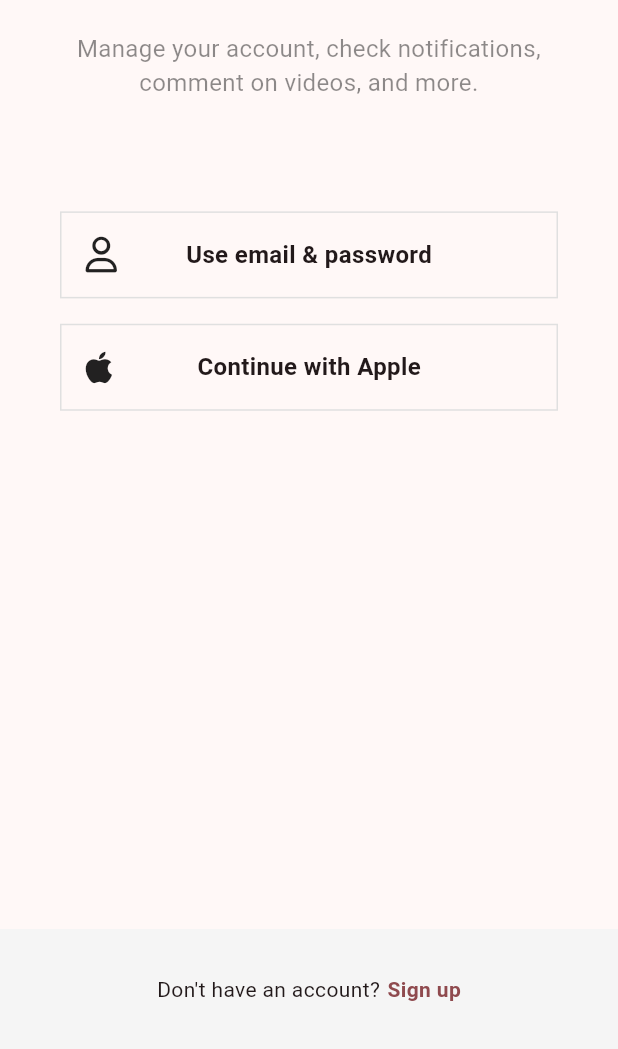
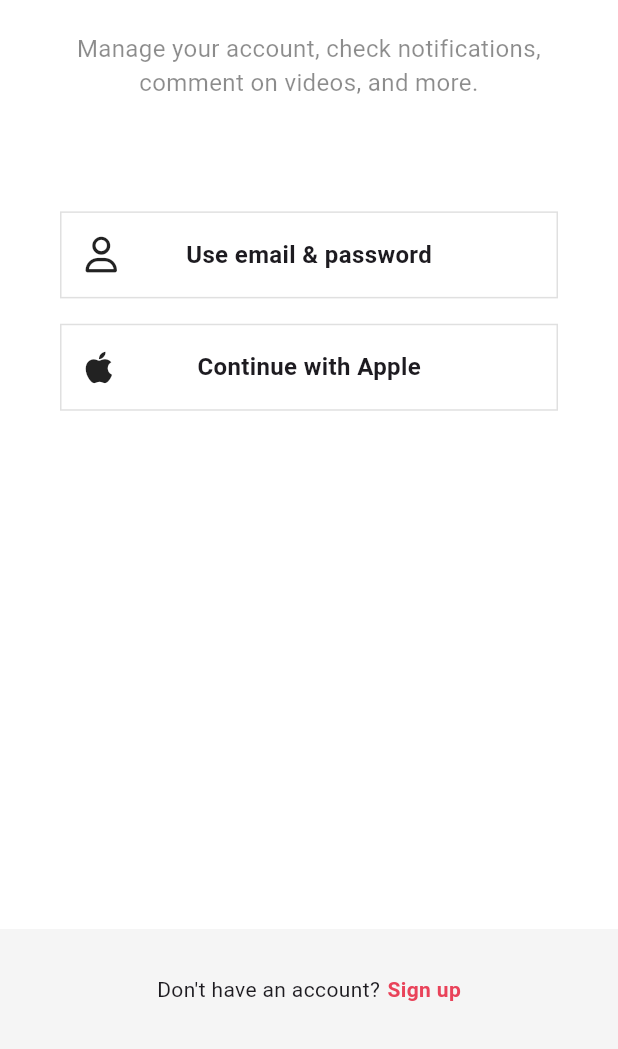
Before and after one commit to sigirace/tiktok_clone_v2, a Flutter app: the screen it shows after launch, after a tap on "Log in", on a phone screen of 412 x 824 dp, the part 187-1236 px from its top. Run offline on Flutter 3.47's test engine with Material 3 defaults, Android fonts, the phone set to English and light mode, and no system bars; our stand-ins replace flutter_screenutil, font_awesome_flutter.

Commit message:
feat: Sign Up Form
- main.dart의 전역 style 설정
- authbutton의 페이지 이동 기능 추가

```diff
--- a/lib/features/authentication/login_screen.dart
+++ b/lib/features/authentication/login_screen.dart
@@ -3,7 +3,7 @@ import 'package:font_awesome_flutter/font_awesome_flutter.dart';
 
 import '../../constants/gaps.dart';
 import '../../constants/sizes.dart';
-import '../../widgets/aut_button.dart';
+import 'widgets/auth_button.dart';
 
 class LoginScreen extends StatelessWidget {
   const LoginScreen({super.key});
--- a/lib/features/authentication/sign_up_screen.dart
+++ b/lib/features/authentication/sign_up_screen.dart
@@ -1,7 +1,9 @@
 import 'package:flutter/material.dart';
 import 'package:font_awesome_flutter/font_awesome_flutter.dart';
+import 'package:tiktok_clone_v2/features/authentication/email_screen.dart';
 import 'package:tiktok_clone_v2/features/authentication/login_screen.dart';
-import 'package:tiktok_clone_v2/widgets/aut_button.dart';
+import 'package:tiktok_clone_v2/features/authentication/username_screen.dart';
+import 'package:tiktok_clone_v2/features/authentication/widgets/auth_button.dart';
 
 import '../../constants/gaps.dart';
 import '../../constants/sizes.dart';
@@ -49,11 +51,13 @@ class SignUpScreen extends StatelessWidget {
               const AuthButton(
                 icon: FaIcon(FontAwesomeIcons.user),
                 text: "Use email & password",
+                widget: EmailScreen(),
               ),
               Gaps.v16,
               const AuthButton(
                 icon: FaIcon(FontAwesomeIcons.apple),
                 text: "Continue with Apple",
+                widget: UsernameScreen(),
               ),
             ],
           ),
--- /dev/null
+++ b/lib/features/authentication/widgets/auth_button.dart
@@ -0,0 +1,67 @@
+import 'package:flutter/material.dart';
+import 'package:font_awesome_flutter/font_awesome_flutter.dart';
+
+import '../../../constants/sizes.dart';
+
+class AuthButton extends StatelessWidget {
+  final String text;
+  final FaIcon icon;
+  final Widget? widget;
+
+  const AuthButton({
+    super.key,
+    required this.text,
+    required this.icon,
+    this.widget,
+  });
+
+  void _onTap(BuildContext context) {
+    if (widget == null) {
+      print("widget is null");
+      return;
+    }
+
+    Navigator.of(context).push(
+      MaterialPageRoute(
+        builder: (context) => widget!,
+      ),
+    );
+  }
+
+  @override
+  Widget build(BuildContext context) {
+    return GestureDetector(
+      onTap: () => _onTap(context),
+      child: FractionallySizedBox(
+        widthFactor: 1,
+        child: Container(
+          padding: const EdgeInsets.all(
+            Sizes.size16,
+          ),
+          decoration: BoxDecoration(
+            border: Border.all(
+              color: Colors.grey.shade300,
+              width: Sizes.size1,
+            ),
+          ),
+          child: Stack(
+            alignment: Alignment.center,
+            children: [
+              Align(
+                alignment: Alignment.centerLeft,
+                child: icon,
+              ),
+              Text(
+                text,
+                style: const TextStyle(
+                  fontSize: Sizes.size16,
+                  fontWeight: FontWeight.w600,
+                ),
+              ),
+            ],
+          ),
+        ),
+      ),
+    );
+  }
+}
--- a/lib/main.dart
+++ b/lib/main.dart
@@ -1,6 +1,8 @@
 import 'package:flutter/material.dart';
 import 'package:flutter_screenutil/flutter_screenutil.dart';
 import 'package:tiktok_clone_v2/features/authentication/sign_up_screen.dart';
+
+import 'constants/sizes.dart';
 
 void main() {
   runApp(const TikTokApp());
@@ -16,9 +18,18 @@ class TikTokApp extends StatelessWidget {
       builder: (context, child) => MaterialApp(
         title: 'TikTok',
         theme: ThemeData(
-          colorScheme: ColorScheme.fromSeed(
-            seedColor: const Color(0xFFE9435A),
+          scaffoldBackgroundColor: Colors.white,
+          appBarTheme: const AppBarTheme(
+            backgroundColor: Colors.white,
+            foregroundColor: Colors.black,
+            elevation: 0,
+            titleTextStyle: TextStyle(
+              fontWeight: FontWeight.bold,
+              fontSize: Sizes.size20,
+              color: Colors.black,
+            ),
           ),
+          primaryColor: const Color(0xFFE9435A),
           useMaterial3: true,
         ),
         home: const SignUpScreen(),
--- a/lib/widgets/aut_button.dart
+++ /dev/null
@@ -1,49 +0,0 @@
-import 'package:flutter/material.dart';
-import 'package:font_awesome_flutter/font_awesome_flutter.dart';
-
-import '../constants/sizes.dart';
-
-class AuthButton extends StatelessWidget {
-  final String text;
-  final FaIcon icon;
-
-  const AuthButton({
-    super.key,
-    required this.text,
-    required this.icon,
-  });
-
-  @override
-  Widget build(BuildContext context) {
-    return FractionallySizedBox(
-      widthFactor: 1,
-      child: Container(
-        padding: const EdgeInsets.all(
-          Sizes.size16,
-        ),
-        decoration: BoxDecoration(
-          border: Border.all(
-            color: Colors.grey.shade300,
-            width: Sizes.size1,
-          ),
-        ),
-        child: Stack(
-          alignment: Alignment.center,
-          children: [
-            Align(
-              alignment: Alignment.centerLeft,
-              child: icon,
-            ),
-            Text(
-              text,
-              style: const TextStyle(
-                fontSize: Sizes.size16,
-                fontWeight: FontWeight.w600,
-              ),
-            ),
-          ],
-        ),
-      ),
-    );
-  }
-}
```
Also changed, not shown: lib/features/authentication/email_screen.dart (added, +45 -0 lines), lib/features/authentication/username_screen.dart (added, +14 -0 lines).
